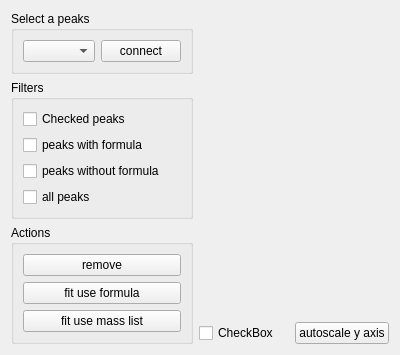
Old version of the form Orbitool/UI/PeakFit.ui in the repository l460289052/Orbitool.
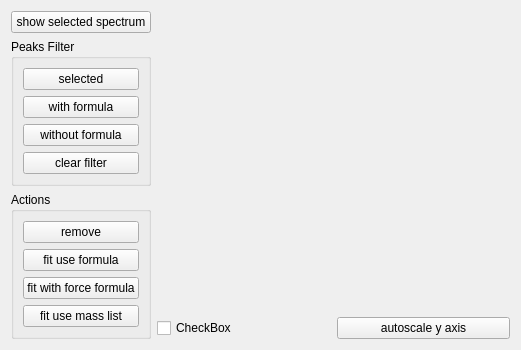
New version of the form.

The edit to the form file:
```diff
--- a/Orbitool/UI/PeakFit.ui
+++ b/Orbitool/UI/PeakFit.ui
@@ -6,8 +6,8 @@
    <rect>
     <x>0</x>
     <y>0</y>
-    <width>400</width>
-    <height>300</height>
+    <width>521</width>
+    <height>332</height>
    </rect>
   </property>
   <property name="windowTitle">
@@ -17,61 +17,43 @@
    <item>
     <layout class="QVBoxLayout" name="verticalLayout">
      <item>
-      <widget class="QGroupBox" name="groupBox_3">
-       <property name="sizePolicy">
-        <sizepolicy hsizetype="Preferred" vsizetype="Maximum">
-         <horstretch>0</horstretch>
-         <verstretch>0</verstretch>
-        </sizepolicy>
+      <widget class="QPushButton" name="pushButton">
+       <property name="text">
+        <string>show selected spectrum</string>
        </property>
-       <property name="title">
-        <string>Select a peaks</string>
-       </property>
-       <layout class="QHBoxLayout" name="horizontalLayout_3">
-        <item>
-         <widget class="QComboBox" name="comboBox"/>
-        </item>
-        <item>
-         <widget class="QPushButton" name="pushButton">
-          <property name="text">
-           <string>connect</string>
-          </property>
-         </widget>
-        </item>
-       </layout>
       </widget>
      </item>
      <item>
       <widget class="QGroupBox" name="groupBox">
        <property name="title">
-        <string>Filters</string>
+        <string>Peaks Filter</string>
        </property>
        <layout class="QVBoxLayout" name="verticalLayout_3">
         <item>
-         <widget class="QCheckBox" name="checkBox">
+         <widget class="QPushButton" name="pushButton_6">
           <property name="text">
-           <string>Checked peaks</string>
+           <string>selected</string>
           </property>
          </widget>
         </item>
         <item>
-         <widget class="QCheckBox" name="checkBox_3">
+         <widget class="QPushButton" name="pushButton_7">
           <property name="text">
-           <string>peaks with formula</string>
+           <string>with formula</string>
           </property>
          </widget>
         </item>
         <item>
-         <widget class="QCheckBox" name="checkBox_2">
+         <widget class="QPushButton" name="pushButton_8">
           <property name="text">
-           <string>peaks without formula</string>
+           <string>without formula</string>
           </property>
          </widget>
         </item>
         <item>
-         <widget class="QCheckBox" name="checkBox_4">
+         <widget class="QPushButton" name="pushButton_9">
           <property name="text">
-           <string>all peaks</string>
+           <string>clear filter</string>
           </property>
          </widget>
         </item>
@@ -111,6 +93,13 @@
           </property>
          </widget>
         </item>
+        <item>
+         <widget class="QPushButton" name="pushButton_10">
+          <property name="text">
+           <string>fit with force formula</string>
+          </property>
+         </widget>
+        </item>
         <item>
          <widget class="QPushButton" name="pushButton_4">
           <property name="text">
```
